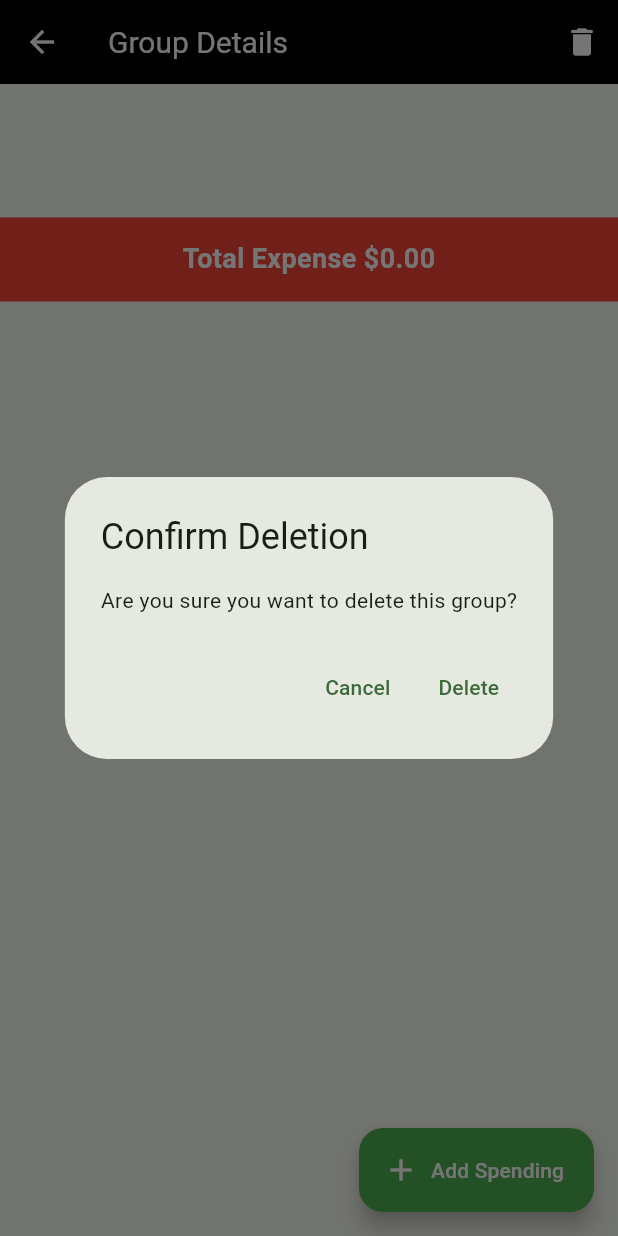
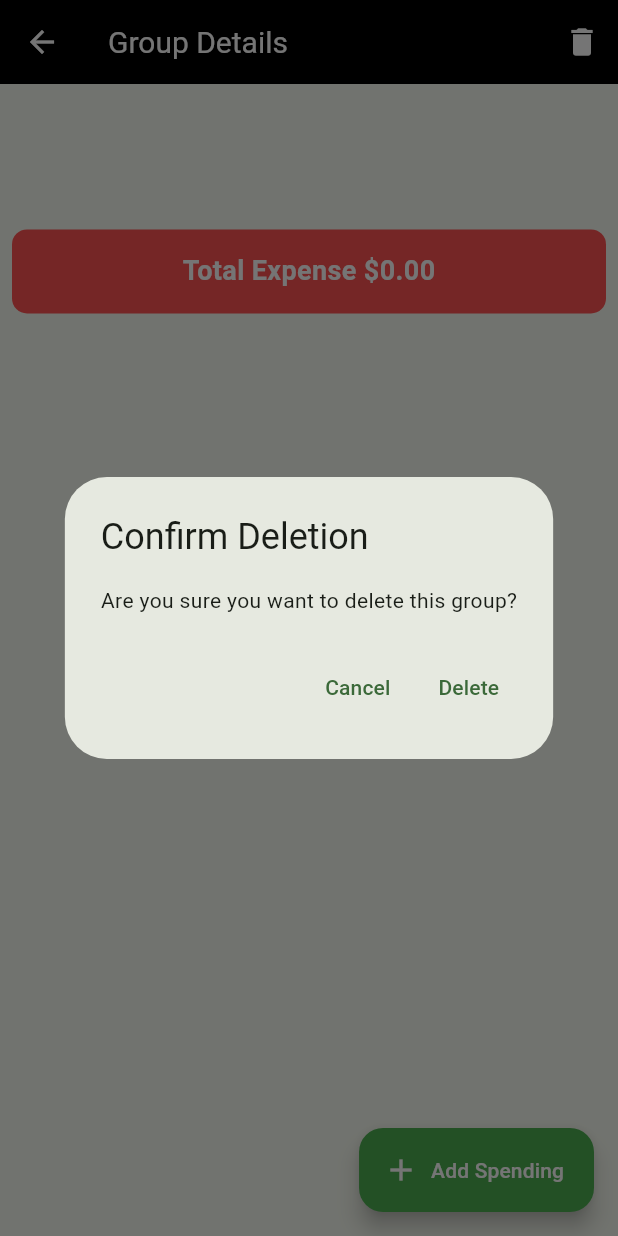
Before and after one commit to ahmaddioxide/ppocket, a Flutter app: the GroupSpendingDetails screen opened directly with empty values, after a tap on the "delete" icon, on a phone screen of 412 x 824 dp. Run offline on Flutter 3.47's test engine with Material 3 defaults, Android fonts, the phone set to English and light mode, and no system bars; our stand-ins replace cached_network_image, cloud_firestore, curved_navigation_bar, device_preview, firebase_auth, firebase_core and 4 more; missing offline and left inert: qr_code_scanner; accounts and stored records are empty.

Commit message:
ui changing

```diff
--- a/lib/views/group_spending_details_screen/group_spending_details_screen.dart
+++ b/lib/views/group_spending_details_screen/group_spending_details_screen.dart
@@ -621,9 +621,15 @@ class GroupSpendingDetails extends StatelessWidget {
                     data); // Calculate total expense amount
                 return Expanded(
                     child: Column(children: [
-                  Container(
+                  Padding(
+                    padding: const EdgeInsets.all(8.0),
+                    child: Container(
+                      decoration: BoxDecoration(
+                        borderRadius: BorderRadius.circular(10),
+                        color: Colors.redAccent, // Set the color to red
+
+                      ),
                       padding: const EdgeInsets.all(15),
-                    color: Colors.red, // Set the color to red
                       child: Center(
                         child: Text(
                           'Total Expense \$${Expense.toStringAsFixed(2)}', // Display total expense amount
@@ -631,6 +637,7 @@ class GroupSpendingDetails extends StatelessWidget {
                             fontWeight: FontWeight.bold,
                             fontSize: 18,
                             color: Colors.white, // Set the text color to white
+                          ),
                         ),
                       ),
                     ),
```
Lines whose indentation alone changed are shown as unchanged.
